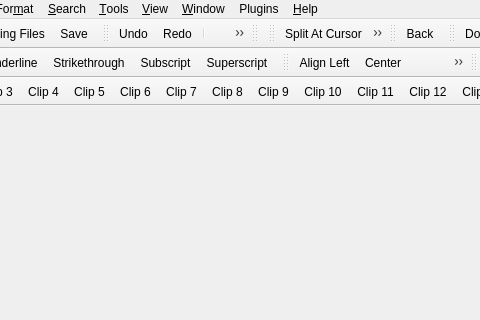
Qt form src/Form_Files/main.ui (Sigil-Ebook/Sigil) before a commit; both pictures show x 130 to 610 and y 0 to 320 of the 1000 by 700 pixel window.
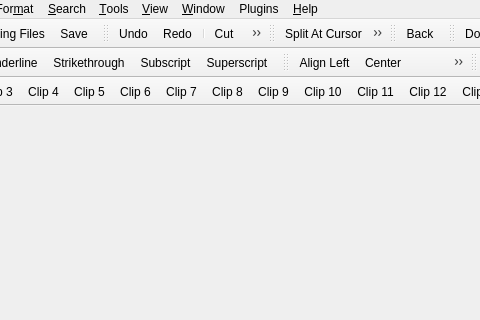
The same form after that commit. Icons and pictures are not drawn.

Commit message: Remove empty Views toolbar

Diff of the .ui file:
```diff
--- a/src/Form_Files/main.ui
+++ b/src/Form_Files/main.ui
@@ -392,17 +392,6 @@
    <addaction name="separator"/>
    <addaction name="actionFind"/>
   </widget>
-  <widget class="QToolBar" name="toolBarViews">
-   <property name="windowTitle">
-    <string>View</string>
-   </property>
-   <attribute name="toolBarArea">
-    <enum>TopToolBarArea</enum>
-   </attribute>
-   <attribute name="toolBarBreak">
-    <bool>false</bool>
-   </attribute>
-  </widget>
   <widget class="QToolBar" name="toolBarInsertions">
    <property name="windowTitle">
     <string>Insert</string>
```
The commit also changes 1 other file.
